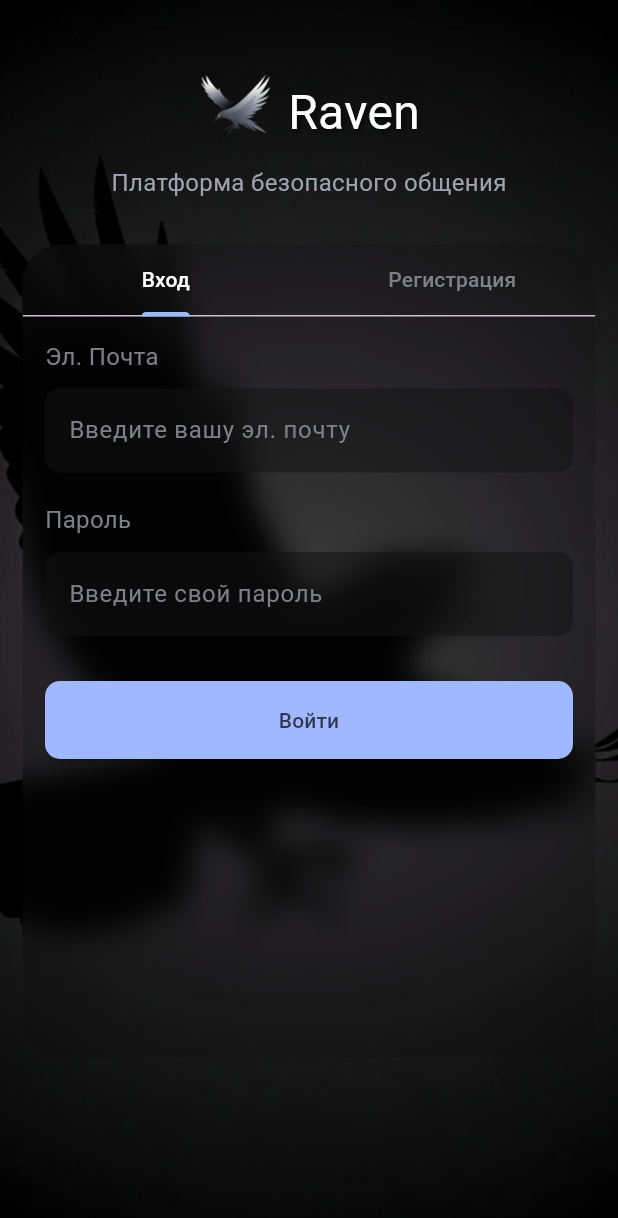
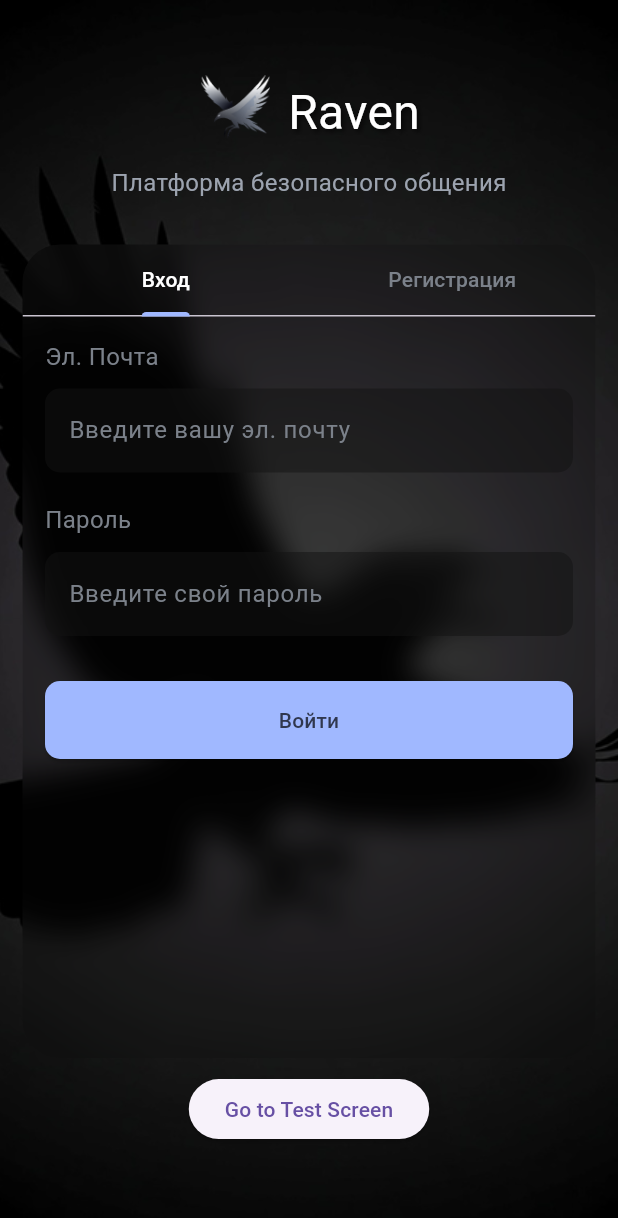
Before and after one commit to Kacheer/RavenMobileClient, a Flutter app: the screen it shows after launch, on a phone screen of 412 x 824 dp. Shown: the top 1218 px of the screen. Run offline on Flutter 3.47's test engine with Material 3 defaults, Android fonts, the phone set to English and light mode, and no system bars.

```diff
--- a/lib/main.dart
+++ b/lib/main.dart
@@ -1,5 +1,5 @@
 import 'package:flutter/material.dart';
-import 'screens/registration_screen.dart'; // Импорт экрана
+import 'routes.dart'; // Added import for AppRoutes
 
 void main() {
   runApp(const MyApp()); // Запускаем корневой виджет приложения.
@@ -17,7 +17,8 @@ class MyApp extends StatelessWidget {
       theme: ThemeData(
         primarySwatch: Colors.blue, // Базовая тема (можно кастомизировать).
       ),
-      home: const RegistrationScreen(), // Здесь указываем стартовый экран.
+      initialRoute: AppRoutes.registration, // Set initial route
+      onGenerateRoute: AppRoutes.generateRoute, // Use AppRoutes for routing
       debugShowCheckedModeBanner: false, // Убираем debug-баннер (опционально).
     );
   }
--- /dev/null
+++ b/lib/routes.dart
@@ -0,0 +1,23 @@
+import 'package:flutter/material.dart';
+import 'screens/registration_screen.dart';
+import 'screens/test_screen.dart';
+
+class AppRoutes {
+  static const String registration = '/registration';
+  static const String test = '/test';
+
+  static Route<dynamic> generateRoute(RouteSettings settings) {
+    switch (settings.name) {
+      case registration:
+        return MaterialPageRoute(builder: (_) => const RegistrationScreen());
+      case test:
+        return MaterialPageRoute(builder: (_) => const TestScreen());
+      default:
+        return MaterialPageRoute(
+          builder: (_) => const Scaffold(
+            body: Center(child: Text('Page not found')),
+          ),
+        );
+    }
+  }
+}
--- a/lib/screens/registration_screen.dart
+++ b/lib/screens/registration_screen.dart
@@ -57,6 +57,13 @@ class _RegistrationScreenState extends State<RegistrationScreen> with SingleTick
                   const SubtitleWidget(), // Компонент подзаголовка
                   const SizedBox(height: 30),
                   AuthContainer(tabController: _tabController), // Компонент контейнера с формами (передаём TabController как prop)
+                  const SizedBox(height: 10),
+                  ElevatedButton(
+                    onPressed: () {
+                      Navigator.pushNamed(context, '/test'); // Navigate to TestScreen
+                    },
+                    child: const Text('Go to Test Screen'),
+                  ),
                   const SizedBox(height: 50), // Отступ снизу
                 ],
               ),
```
Also changed, not shown: lib/screens/test_screen.dart (added, +22 -0 lines).
